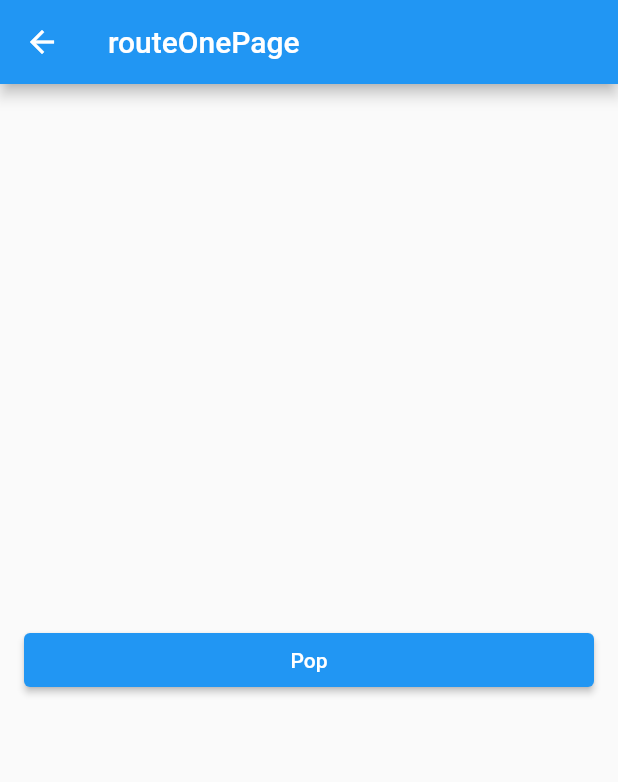
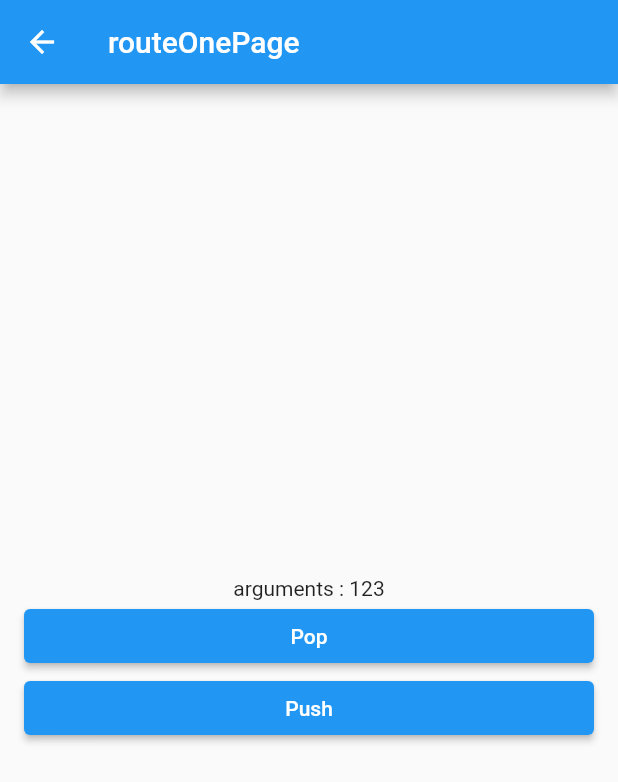
Before and after one commit to tjdans345/flutter_button_test, a Flutter app: the screen it shows after launch, after a tap on "Push", on a phone screen of 412 x 824 dp. Shown: the top 782 px of the screen. Run offline on Flutter 3.47's test engine with Material 2 defaults, Android fonts, the phone set to English and light mode, and no system bars.

Commit message:
route 속성 practice

```diff
--- a/lib/screen/navigation_screen.dart
+++ b/lib/screen/navigation_screen.dart
@@ -9,11 +9,14 @@ class NavigationScreen extends StatelessWidget {
   Widget build(BuildContext context) {
     return MainLayOut(title: "Home Screen", children: [
       ElevatedButton(
-          onPressed: () {
-            Navigator.of(context)
+          onPressed: () async {
+           final result = await Navigator.of(context)
                 .push(MaterialPageRoute(builder: (BuildContext builder) {
-              return RouteOneScreen();
+              return RouteOneScreen(number: 123,);
             }));
+
+           print(result);
+
           },
           child: Text("Push"))
     ]);
--- a/lib/screen/route/route_one_screen.dart
+++ b/lib/screen/route/route_one_screen.dart
@@ -1,17 +1,39 @@
 import 'package:button_practice/layout/main_layout.dart';
+import 'package:button_practice/screen/route/route_two_screen.dart';
 import 'package:flutter/material.dart';
 
 class RouteOneScreen extends StatelessWidget {
-  const RouteOneScreen({Key? key}) : super(key: key);
+
+  final int number;
+
+  const RouteOneScreen({ required this.number, Key? key}) : super(key: key);
 
   @override
   Widget build(BuildContext context) {
     return MainLayOut(title: "routeOnePage", children: [
+      Text("arguments : ${number.toString()}", textAlign: TextAlign.center,),
       ElevatedButton(
           onPressed: () {
-            Navigator.of(context).pop();
+            Navigator.of(context).pop(456);
           },
-          child: Text("Pop"))
+          child: Text("Pop")),
+      ElevatedButton(
+          onPressed: () {
+            Navigator.of(context).push(
+              // 페이지는 하나씩 쌓이는 구조이다.
+              // 스택 구조이다.
+                MaterialPageRoute(
+                    builder: (BuildContext context) {
+                      return RouteTwoScreen();
+                    },
+                    // 데이터를 넘길 수 있다.
+                    settings: RouteSettings(
+                      arguments: 789
+                    )
+                )
+            );
+          },
+          child: Text("Push"))
     ]);
   }
 }
```
Also changed, not shown: lib/screen/route/route_two_screen.dart (+11 -9 lines).
